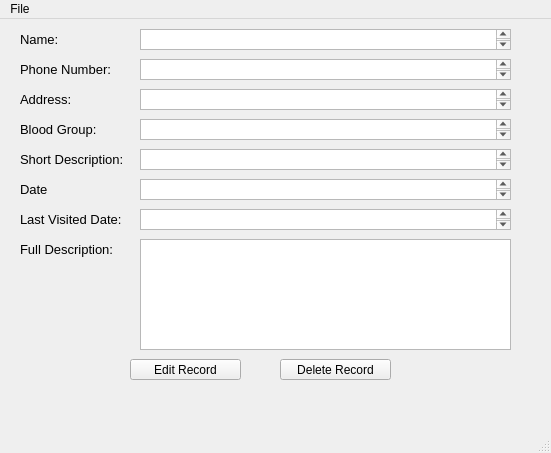
First picture: the form in resources/assets/ui/patient_info.ui, repository isaadsohael/FellowHomeo, before the edit.
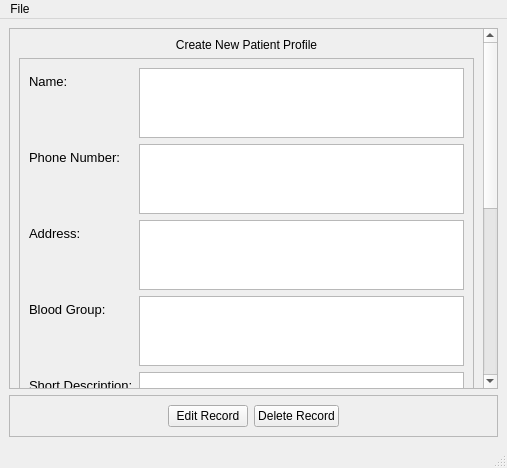
Second picture: the form after the edit.

```diff
--- a/resources/assets/ui/patient_info.ui
+++ b/resources/assets/ui/patient_info.ui
@@ -6,8 +6,8 @@
    <rect>
     <x>0</x>
     <y>0</y>
-    <width>551</width>
-    <height>453</height>
+    <width>507</width>
+    <height>468</height>
    </rect>
   </property>
   <property name="windowTitle">
@@ -17,15 +17,43 @@
    <set>Qt::ImhLowercaseOnly</set>
   </property>
   <widget class="QWidget" name="centralwidget">
+   <layout class="QVBoxLayout" name="verticalLayout_2">
+    <item>
+     <widget class="QScrollArea" name="scrollArea">
+      <property name="widgetResizable">
+       <bool>true</bool>
+      </property>
+      <widget class="QWidget" name="scrollAreaWidgetContents">
+       <property name="geometry">
+        <rect>
+         <x>0</x>
+         <y>0</y>
+         <width>474</width>
+         <height>636</height>
+        </rect>
+       </property>
+       <layout class="QVBoxLayout" name="verticalLayout">
+        <item>
+         <widget class="QLabel" name="patient_info_screen_header">
+          <property name="text">
+           <string>Create New Patient Profile</string>
+          </property>
+          <property name="alignment">
+           <set>Qt::AlignCenter</set>
+          </property>
+         </widget>
+        </item>
+        <item>
+         <widget class="QFrame" name="frame">
+          <property name="frameShape">
+           <enum>QFrame::StyledPanel</enum>
+          </property>
+          <property name="frameShadow">
+           <enum>QFrame::Raised</enum>
+          </property>
+          <layout class="QFormLayout" name="formLayout">
+           <item row="0" column="0">
    <widget class="QLabel" name="label">
-    <property name="geometry">
-     <rect>
-      <x>20</x>
-      <y>10</y>
-      <width>51</width>
-      <height>21</height>
-     </rect>
-    </property>
     <property name="font">
      <font>
       <pointsize>10</pointsize>
@@ -35,15 +63,16 @@
      <string>Name:</string>
     </property>
    </widget>
+           </item>
+           <item row="0" column="1">
+            <widget class="QPlainTextEdit" name="name">
+             <property name="tabChangesFocus">
+              <bool>true</bool>
+             </property>
+            </widget>
+           </item>
+           <item row="1" column="0">
    <widget class="QLabel" name="label_2">
-    <property name="geometry">
-     <rect>
-      <x>20</x>
-      <y>40</y>
-      <width>101</width>
-      <height>21</height>
-     </rect>
-    </property>
     <property name="font">
      <font>
       <pointsize>10</pointsize>
@@ -53,15 +82,19 @@
      <string>Phone Number:</string>
     </property>
    </widget>
+           </item>
+           <item row="1" column="1">
+            <widget class="QPlainTextEdit" name="phone_number">
+             <property name="inputMethodHints">
+              <set>Qt::ImhDigitsOnly</set>
+             </property>
+             <property name="tabChangesFocus">
+              <bool>true</bool>
+             </property>
+            </widget>
+           </item>
+           <item row="2" column="0">
    <widget class="QLabel" name="label_3">
-    <property name="geometry">
-     <rect>
-      <x>20</x>
-      <y>70</y>
-      <width>61</width>
-      <height>21</height>
-     </rect>
-    </property>
     <property name="font">
      <font>
       <pointsize>10</pointsize>
@@ -71,15 +104,16 @@
      <string>Address:</string>
     </property>
    </widget>
+           </item>
+           <item row="2" column="1">
+            <widget class="QPlainTextEdit" name="address">
+             <property name="tabChangesFocus">
+              <bool>true</bool>
+             </property>
+            </widget>
+           </item>
+           <item row="3" column="0">
    <widget class="QLabel" name="label_4">
-    <property name="geometry">
-     <rect>
-      <x>20</x>
-      <y>100</y>
-      <width>101</width>
-      <height>21</height>
-     </rect>
-    </property>
     <property name="font">
      <font>
       <pointsize>10</pointsize>
@@ -89,15 +123,16 @@
      <string>Blood Group:</string>
     </property>
    </widget>
+           </item>
+           <item row="3" column="1">
+            <widget class="QPlainTextEdit" name="blood_group">
+             <property name="tabChangesFocus">
+              <bool>true</bool>
+             </property>
+            </widget>
+           </item>
+           <item row="5" column="0">
    <widget class="QLabel" name="label_5">
-    <property name="geometry">
-     <rect>
-      <x>20</x>
-      <y>130</y>
-      <width>111</width>
-      <height>21</height>
-     </rect>
-    </property>
     <property name="font">
      <font>
       <pointsize>10</pointsize>
@@ -107,114 +142,136 @@
      <string>Short Description:</string>
     </property>
    </widget>
-   <widget class="QLabel" name="label_6">
-    <property name="geometry">
-     <rect>
-      <x>20</x>
-      <y>220</y>
-      <width>101</width>
-      <height>21</height>
-     </rect>
-    </property>
-    <property name="font">
-     <font>
-      <pointsize>10</pointsize>
-     </font>
-    </property>
-    <property name="text">
-     <string>Full Description:</string>
-    </property>
-   </widget>
-   <widget class="QPlainTextEdit" name="name">
-    <property name="geometry">
-     <rect>
-      <x>140</x>
-      <y>10</y>
-      <width>371</width>
-      <height>21</height>
-     </rect>
-    </property>
-    <property name="tabChangesFocus">
-     <bool>true</bool>
-    </property>
-   </widget>
-   <widget class="QPlainTextEdit" name="phone_number">
-    <property name="geometry">
-     <rect>
-      <x>140</x>
-      <y>40</y>
-      <width>371</width>
-      <height>21</height>
-     </rect>
-    </property>
-    <property name="inputMethodHints">
-     <set>Qt::ImhDigitsOnly</set>
-    </property>
-    <property name="tabChangesFocus">
-     <bool>true</bool>
-    </property>
-   </widget>
-   <widget class="QPlainTextEdit" name="address">
-    <property name="geometry">
-     <rect>
-      <x>140</x>
-      <y>70</y>
-      <width>371</width>
-      <height>21</height>
-     </rect>
-    </property>
-    <property name="tabChangesFocus">
-     <bool>true</bool>
-    </property>
-   </widget>
-   <widget class="QPlainTextEdit" name="blood_group">
-    <property name="geometry">
-     <rect>
-      <x>140</x>
-      <y>100</y>
-      <width>371</width>
-      <height>21</height>
-     </rect>
-    </property>
-    <property name="tabChangesFocus">
-     <bool>true</bool>
-    </property>
-   </widget>
+           </item>
+           <item row="5" column="1">
    <widget class="QPlainTextEdit" name="short_description">
-    <property name="geometry">
-     <rect>
-      <x>140</x>
-      <y>130</y>
-      <width>371</width>
-      <height>21</height>
-     </rect>
-    </property>
     <property name="tabChangesFocus">
      <bool>true</bool>
     </property>
    </widget>
+           </item>
+           <item row="6" column="0">
+            <widget class="QLabel" name="label_8">
+             <property name="font">
+              <font>
+               <pointsize>10</pointsize>
+              </font>
+             </property>
+             <property name="text">
+              <string>Date</string>
+             </property>
+            </widget>
+           </item>
+           <item row="6" column="1">
    <widget class="QPlainTextEdit" name="date">
-    <property name="geometry">
-     <rect>
-      <x>140</x>
-      <y>160</y>
-      <width>371</width>
-      <height>21</height>
-     </rect>
-    </property>
+             <property name="tabChangesFocus">
+              <bool>true</bool>
+             </property>
+            </widget>
+           </item>
+           <item row="7" column="0">
+            <widget class="QLabel" name="label_7">
+             <property name="font">
+              <font>
+               <pointsize>10</pointsize>
+              </font>
+             </property>
+             <property name="text">
+              <string>Last Visited Date:</string>
+             </property>
+            </widget>
+           </item>
+           <item row="7" column="1">
+            <widget class="QPlainTextEdit" name="last_visited_date">
+             <property name="inputMethodHints">
+              <set>Qt::ImhDate</set>
+             </property>
     <property name="tabChangesFocus">
      <bool>true</bool>
     </property>
    </widget>
+           </item>
+           <item row="8" column="0">
+            <widget class="QLabel" name="label_6">
+             <property name="font">
+              <font>
+               <pointsize>10</pointsize>
+              </font>
+             </property>
+             <property name="text">
+              <string>Full Description:</string>
+             </property>
+            </widget>
+           </item>
+           <item row="8" column="1">
+            <widget class="QPlainTextEdit" name="full_description">
+             <property name="inputMethodHints">
+              <set>Qt::ImhDate</set>
+             </property>
+             <property name="tabChangesFocus">
+              <bool>true</bool>
+             </property>
+            </widget>
+           </item>
+           <item row="9" column="0">
+            <widget class="QLabel" name="label_9">
+             <property name="text">
+              <string>Necessary Images:</string>
+             </property>
+            </widget>
+           </item>
+           <item row="10" column="0">
+            <widget class="QLabel" name="label_10">
+             <property name="text">
+              <string>Necessary Videos:</string>
+             </property>
+            </widget>
+           </item>
+           <item row="9" column="1">
+            <widget class="QPushButton" name="necessary_images">
+             <property name="text">
+              <string>Add Images</string>
+             </property>
+            </widget>
+           </item>
+           <item row="10" column="1">
+            <widget class="QPushButton" name="necessary_videos">
+             <property name="text">
+              <string>Add Videos</string>
+             </property>
+            </widget>
+           </item>
+          </layout>
+         </widget>
+        </item>
+       </layout>
+      </widget>
+     </widget>
+    </item>
+    <item>
+     <widget class="QFrame" name="frame_2">
+      <property name="frameShape">
+       <enum>QFrame::StyledPanel</enum>
+      </property>
+      <property name="frameShadow">
+       <enum>QFrame::Raised</enum>
+      </property>
+      <layout class="QHBoxLayout" name="horizontalLayout">
+       <item>
+        <spacer name="horizontalSpacer">
+         <property name="orientation">
+          <enum>Qt::Horizontal</enum>
+         </property>
+         <property name="sizeHint" stdset="0">
+          <size>
+           <width>186</width>
+           <height>20</height>
+          </size>
+         </property>
+        </spacer>
+       </item>
+       <item>
    <widget class="QPushButton" name="edit_record_button">
-    <property name="geometry">
-     <rect>
-      <x>130</x>
-      <y>340</y>
-      <width>111</width>
-      <height>21</height>
-     </rect>
-    </property>
     <property name="focusPolicy">
      <enum>Qt::NoFocus</enum>
     </property>
@@ -222,15 +279,9 @@
      <string>Edit Record</string>
     </property>
    </widget>
+       </item>
+       <item>
    <widget class="QPushButton" name="add_delete_record_button">
-    <property name="geometry">
-     <rect>
-      <x>280</x>
-      <y>340</y>
-      <width>111</width>
-      <height>21</height>
-     </rect>
-    </property>
     <property name="focusPolicy">
      <enum>Qt::NoFocus</enum>
     </property>
@@ -238,82 +289,31 @@
      <string>Delete Record</string>
     </property>
    </widget>
-   <widget class="QPlainTextEdit" name="last_visited_date">
-    <property name="geometry">
-     <rect>
-      <x>140</x>
-      <y>190</y>
-      <width>371</width>
-      <height>21</height>
-     </rect>
-    </property>
-    <property name="inputMethodHints">
-     <set>Qt::ImhDate</set>
-    </property>
-    <property name="tabChangesFocus">
-     <bool>true</bool>
-    </property>
-   </widget>
-   <widget class="QLabel" name="label_7">
-    <property name="geometry">
-     <rect>
-      <x>20</x>
-      <y>190</y>
-      <width>111</width>
-      <height>21</height>
-     </rect>
-    </property>
-    <property name="font">
-     <font>
-      <pointsize>10</pointsize>
-     </font>
-    </property>
-    <property name="text">
-     <string>Last Visited Date:</string>
-    </property>
-   </widget>
-   <widget class="QLabel" name="label_8">
-    <property name="geometry">
-     <rect>
-      <x>20</x>
-      <y>160</y>
-      <width>111</width>
-      <height>21</height>
-     </rect>
-    </property>
-    <property name="font">
-     <font>
-      <pointsize>10</pointsize>
-     </font>
-    </property>
-    <property name="text">
-     <string>Date</string>
-    </property>
-   </widget>
-   <widget class="QPlainTextEdit" name="full_description">
-    <property name="geometry">
-     <rect>
-      <x>140</x>
-      <y>220</y>
-      <width>371</width>
-      <height>111</height>
-     </rect>
-    </property>
-    <property name="inputMethodHints">
-     <set>Qt::ImhDate</set>
-    </property>
-    <property name="tabChangesFocus">
-     <bool>true</bool>
-    </property>
-   </widget>
-  </widget>
-  <widget class="QStatusBar" name="statusbar"/>
+       </item>
+       <item>
+        <spacer name="horizontalSpacer_2">
+         <property name="orientation">
+          <enum>Qt::Horizontal</enum>
+         </property>
+         <property name="sizeHint" stdset="0">
+          <size>
+           <width>185</width>
+           <height>20</height>
+          </size>
+         </property>
+        </spacer>
+       </item>
+      </layout>
+     </widget>
+    </item>
+   </layout>
+  </widget>
   <widget class="QMenuBar" name="menubar">
    <property name="geometry">
     <rect>
      <x>0</x>
      <y>0</y>
-     <width>551</width>
+     <width>507</width>
      <height>22</height>
     </rect>
    </property>
@@ -328,6 +328,7 @@
    </widget>
    <addaction name="menuFile"/>
   </widget>
+  <widget class="QStatusBar" name="statusbar"/>
   <action name="actionShow_Patients">
    <property name="text">
     <string>Show Patients</string>
```
Left out of the diff: 13 changed lines with no effect on the pictures. Lines whose indentation alone changed are shown as unchanged.
